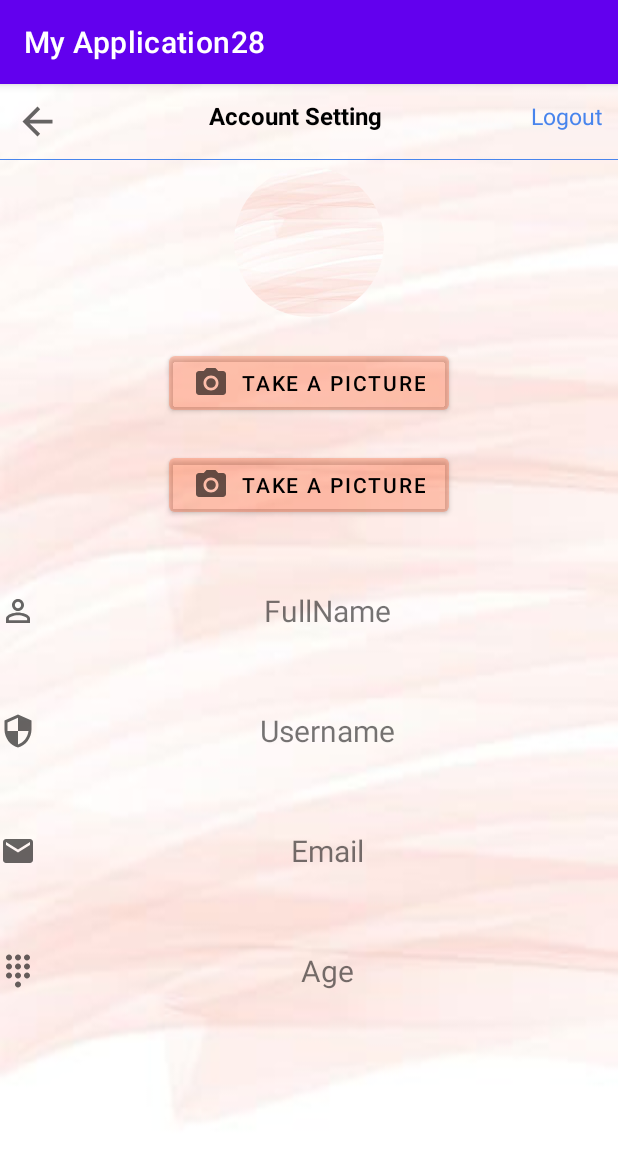
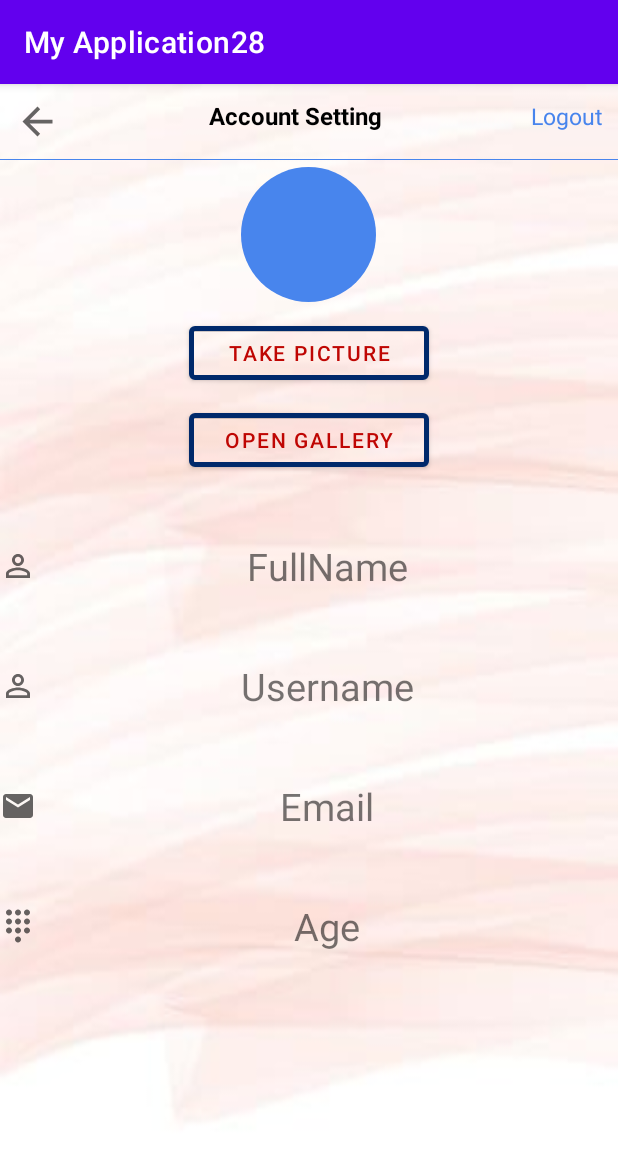
Before and after one commit to rustomamal06/My_Application28, an Android app: the DetailsActivity screen opened directly, with no data from a screen before it, on a phone screen of 412 x 824 dp. Shown: the top 1160 px of the screen. Run offline under Robolectric (Android 15) with nearby library versions, the phone set to English and light mode, and no system bars; our stand-ins replace Firebase (no records; nobody signed in at launch, a user with empty details on screens opened directly); plain views replace CircularImageView; Roboto replaces fonts that are not available here.

Commit message:
add image

```diff
--- a/app/src/main/java/com/example/myapplication28/AddActivity.java
+++ b/app/src/main/java/com/example/myapplication28/AddActivity.java
@@ -102,7 +102,7 @@ public class AddActivity extends AppCompatActivity implements AdapterView.OnItem
                         calendar.set(Calendar.HOUR_OF_DAY, hourOfDay);
                         calendar.set(Calendar.MINUTE, minute);
 
-                        SimpleDateFormat simpleDateFormat = new SimpleDateFormat("dd.MM.yy HH:mm");
+                        SimpleDateFormat simpleDateFormat = new SimpleDateFormat("dd/MM/yyyy HH:mm:ss.SS");
 
                         date_time_in.setText(simpleDateFormat.format(calendar.getTime()));
                         time = new Time(hourOfDay, minute, 0);
--- a/app/src/main/java/com/example/myapplication28/DetailsActivity.java
+++ b/app/src/main/java/com/example/myapplication28/DetailsActivity.java
@@ -37,7 +37,7 @@ private TextView fullname;
     private TextView age;
     private TextView username;
     private String image;
-
+    private User u;
 private FirebaseDatabase database=FirebaseDatabase.getInstance("https://amal-s-project-default-rtdb.europe-west1.firebasedatabase.app/");
    private FirebaseAuth mAuth =FirebaseAuth.getInstance();
    private FirebaseUser user= mAuth.getCurrentUser();
@@ -56,7 +56,7 @@ private FirebaseDatabase database=FirebaseDatabase.getInstance("https://amal-s-p
     protected void onCreate(Bundle savedInstanceState) {
         super.onCreate(savedInstanceState);
         setContentView(R.layout.activity_details);
-        fullname=findViewById(R.id.fullname1);
+        fullname=findViewById(R.id.fullname);
         email=findViewById(R.id.email);
         username=findViewById(R.id.username);
        age=findViewById(R.id.age);
@@ -72,11 +72,10 @@ private FirebaseDatabase database=FirebaseDatabase.getInstance("https://amal-s-p
         @Override
         public void onDataChange(@NonNull DataSnapshot snapshot) {
             for (DataSnapshot dataSnapshot : snapshot.getChildren()) {
-                User u = dataSnapshot.getValue(User.class);
+               u = dataSnapshot.getValue(User.class);
                 Log.i("Profile111","user"+u+"Id"+user.getUid()+"u"+u.getFullname()+u.getUsername()+ u.getUsername()+ u.getAge());
-                updateUserData(new User(u.getFullname(), u.getGmail(), u.getUsername(), u.getAge()));
-           saveImage(picture);
-           StringToBitMap(image);
+                updateUserData(u);
+
             }
 
         }
@@ -96,18 +95,19 @@ private FirebaseDatabase database=FirebaseDatabase.getInstance("https://amal-s-p
        email.setText(user.getGmail());
        username.setText(user.getUsername());
        age.setText(user.getAge());
+        Bitmap b = StringToBitMap(user.getImage());
+        imageViewProfile.setImageBitmap(b);
 
     }
 
-    public void saveImage(Bitmap bitmap)
+    public void SaveImage(Bitmap bitmap)
     {
+        DatabaseReference myRef = database.getReference("profiles/"+user.getUid()+"/"+u.getKey());
         ByteArrayOutputStream baos=new  ByteArrayOutputStream();
         bitmap.compress(Bitmap.CompressFormat.PNG,100, baos);
         byte [] arr=baos.toByteArray();
         image= Base64.encodeToString(arr, Base64.DEFAULT);
-        HashMap<String, Object> values = new HashMap<>();
-        values.put("image", image);
-        myRef.updateChildren(values);
+       myRef.child("image").setValue(image);
     }
 
     public void onClick(View view) {
@@ -140,7 +140,7 @@ private FirebaseDatabase database=FirebaseDatabase.getInstance("https://amal-s-p
                 picture=(Bitmap) data.getExtras().get("data");
                 //set image captured to be the new image
                 imageViewProfile.setImageBitmap(picture);
-                saveImage(picture);
+                SaveImage(picture);
 
             }
         }else{
--- a/app/src/main/java/com/example/myapplication28/FirstActivity.java
+++ b/app/src/main/java/com/example/myapplication28/FirstActivity.java
@@ -39,7 +39,7 @@ public class FirstActivity extends AppCompatActivity {
     }
 
     public void Submit2(View view) {
-        Intent intent= new Intent(this,SignUPActivity.class) ;
+        Intent intent= new Intent(this,AddActivity.class) ;
         startActivity(intent);
     }
 
--- a/app/src/main/res/layout/activity_details.xml
+++ b/app/src/main/res/layout/activity_details.xml
@@ -17,72 +17,80 @@
         android:orientation="vertical"
         android:paddingTop="15dp">
 
+
         <com.mikhaellopez.circularimageview.CircularImageView
-            android:layout_width="100dp"
-            android:layout_height="100dp"
+            android:layout_width="90dp"
+            android:layout_height="90dp"
             android:layout_marginTop="40dp"
-            android:src="@drawable/mybackground" />
+            android:src="@color/colorAccent"
+            android:id="@+id/imageViewProfile"/>
+        <Button
+            android:layout_width="160dp"
+            android:layout_height="wrap_content"
+            android:textColor="#BF0603"
+            android:layout_marginTop="10dp"
+            android:backgroundTint="@android:color/transparent"
+            app:strokeColor="#00296b"
+            app:strokeWidth="3dp"
+            android:text="Take Picture"
+            android:id="@+id/buttonCamera"/>
 
         <Button
-            android:id="@+id/buttonCamera"
-            android:layout_width="wrap_content"
+            android:layout_width="160dp"
             android:layout_height="wrap_content"
-            android:layout_marginTop="20dp"
-            android:backgroundTint="#2AFF5722"
-            android:drawableLeft="@drawable/ic_camera"
-            android:text="Take a Picture"
-            android:textColor="@color/black"></Button>
-
-        <Button
-            android:id="@+id/buttonGallery"
-            android:layout_width="wrap_content"
-            android:layout_height="wrap_content"
-            android:layout_marginTop="20dp"
-            android:backgroundTint="#2AFF5722"
-            android:drawableLeft="@drawable/ic_camera"
-            android:text="Take a Picture"
-            android:textColor="@color/black"></Button>
+            android:text="open Gallery"
+            android:textColor="#BF0603"
+            android:layout_marginTop="10dp"
+            android:backgroundTint="@android:color/transparent"
+            app:strokeColor="#00296b"
+            app:strokeWidth="3dp"
+            android:id="@+id/buttonGallery"/>
 
         <TextView
-            android:id="@+id/fullname1"
+            android:id="@+id/fullname"
+            android:layout_marginTop="40dp"
             android:layout_width="match_parent"
             android:layout_height="40dp"
-            android:layout_marginTop="40dp"
+            android:text="FullName"
+            android:textSize="25dp"
+            android:gravity="center"
             android:drawableLeft="@drawable/ic_fullname"
-            android:gravity="center"
-            android:text="FullName"
-            android:textSize="20dp"></TextView>
+            >
+        </TextView>
 
         <TextView
             android:id="@+id/username"
+            android:layout_marginTop="40dp"
             android:layout_width="match_parent"
             android:layout_height="40dp"
-            android:layout_marginTop="40dp"
-            android:drawableLeft="@drawable/ic_username"
+            android:text="Username"
+            android:textSize="25dp"
             android:gravity="center"
-            android:text="Username"
-            android:textSize="20dp"></TextView>
-
+            android:drawableLeft="@drawable/ic_fullname"
+            >
+        </TextView>
         <TextView
             android:id="@+id/email"
+            android:layout_marginTop="40dp"
             android:layout_width="match_parent"
             android:layout_height="40dp"
-            android:layout_marginTop="40dp"
+            android:text="Email"
+            android:textSize="25dp"
+            android:gravity="center"
             android:drawableLeft="@drawable/mail_icon"
-            android:gravity="center"
-            android:text="Email"
-            android:textSize="20dp"></TextView>
-
+            >
+        </TextView>
         <TextView
             android:id="@+id/age"
+            android:layout_marginTop="40dp"
             android:layout_width="match_parent"
             android:layout_height="40dp"
-            android:layout_marginTop="40dp"
+            android:text="Age"
+            android:textSize="25dp"
+            android:gravity="center"
             android:drawableLeft="@drawable/ic_age"
-            android:gravity="center"
-            android:text="Age"
-            android:textSize="20dp"></TextView>
-
+            >
+        </TextView>
     </LinearLayout>
 
 </RelativeLayout>
```
